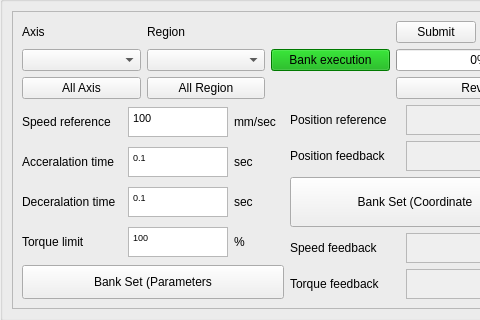
Before: the Qt Designer form bank-view/frontmanaualmode.ui in smandyscom/front-base-widget, drawn with Qt 5; both pictures show x 0 to 480 and y 360 to 680 of the 1261 by 680 pixel window.
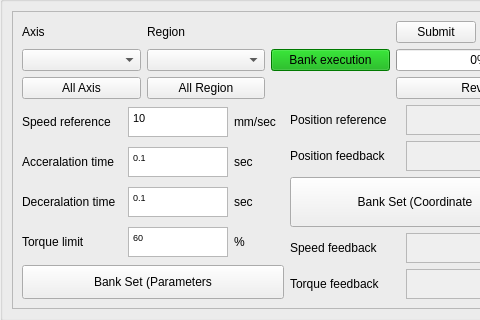
After: the same form once the commit is applied.

Diff of the .ui file:
```diff
--- a/bank-view/frontmanaualmode.ui
+++ b/bank-view/frontmanaualmode.ui
@@ -266,7 +266,7 @@
 &lt;html&gt;&lt;head&gt;&lt;meta name=&quot;qrichtext&quot; content=&quot;1&quot; /&gt;&lt;style type=&quot;text/css&quot;&gt;
 p, li { white-space: pre-wrap; }
 &lt;/style&gt;&lt;/head&gt;&lt;body style=&quot; font-family:'MS Shell Dlg 2'; font-size:7.8pt; font-weight:400; font-style:normal;&quot;&gt;
-&lt;p style=&quot; margin-top:0px; margin-bottom:0px; margin-left:0px; margin-right:0px; -qt-block-indent:0; text-indent:0px;&quot;&gt;&lt;span style=&quot; font-size:8.25pt;&quot;&gt;100&lt;/span&gt;&lt;/p&gt;&lt;/body&gt;&lt;/html&gt;</string>
+&lt;p style=&quot; margin-top:0px; margin-bottom:0px; margin-left:0px; margin-right:0px; -qt-block-indent:0; text-indent:0px;&quot;&gt;&lt;span style=&quot; font-size:8.25pt;&quot;&gt;10&lt;/span&gt;&lt;/p&gt;&lt;/body&gt;&lt;/html&gt;</string>
                   </property>
                  </widget>
                 </item>
@@ -431,7 +431,7 @@
 &lt;html&gt;&lt;head&gt;&lt;meta name=&quot;qrichtext&quot; content=&quot;1&quot; /&gt;&lt;style type=&quot;text/css&quot;&gt;
 p, li { white-space: pre-wrap; }
 &lt;/style&gt;&lt;/head&gt;&lt;body style=&quot; font-family:'MS Shell Dlg 2'; font-size:7.8pt; font-weight:400; font-style:normal;&quot;&gt;
-&lt;p style=&quot; margin-top:0px; margin-bottom:0px; margin-left:0px; margin-right:0px; -qt-block-indent:0; text-indent:0px;&quot;&gt;&lt;span style=&quot; font-size:6.6pt;&quot;&gt;100&lt;/span&gt;&lt;/p&gt;&lt;/body&gt;&lt;/html&gt;</string>
+&lt;p style=&quot; margin-top:0px; margin-bottom:0px; margin-left:0px; margin-right:0px; -qt-block-indent:0; text-indent:0px;&quot;&gt;&lt;span style=&quot; font-size:6.6pt;&quot;&gt;60&lt;/span&gt;&lt;/p&gt;&lt;/body&gt;&lt;/html&gt;</string>
                   </property>
                  </widget>
                 </item>
```
